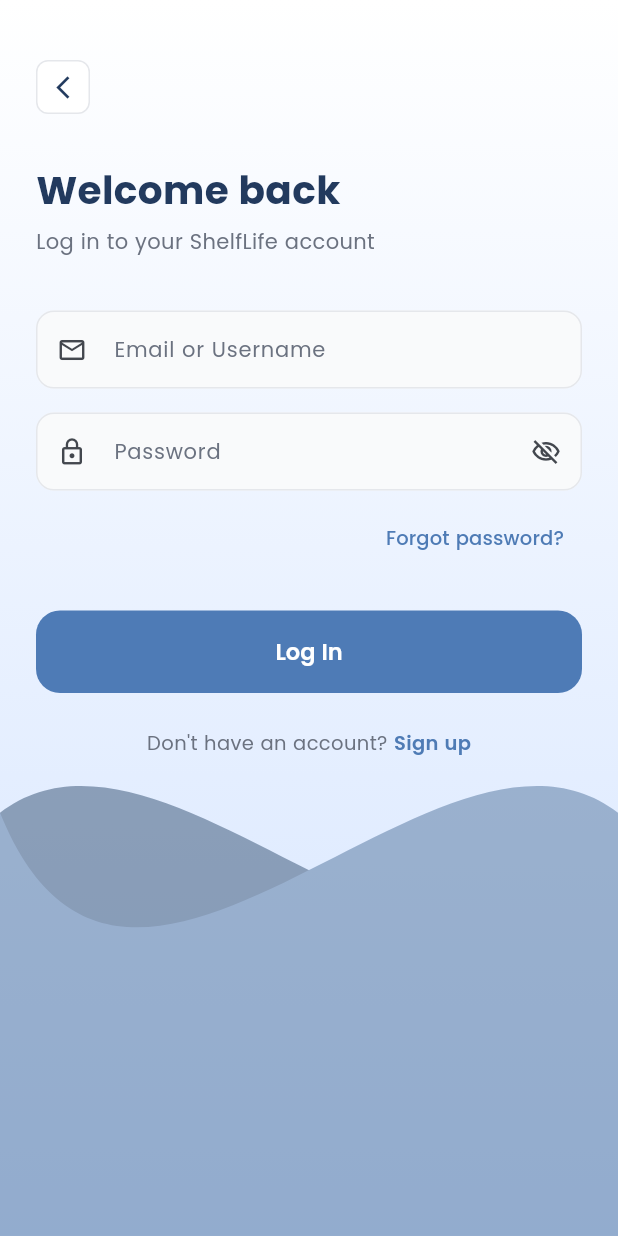
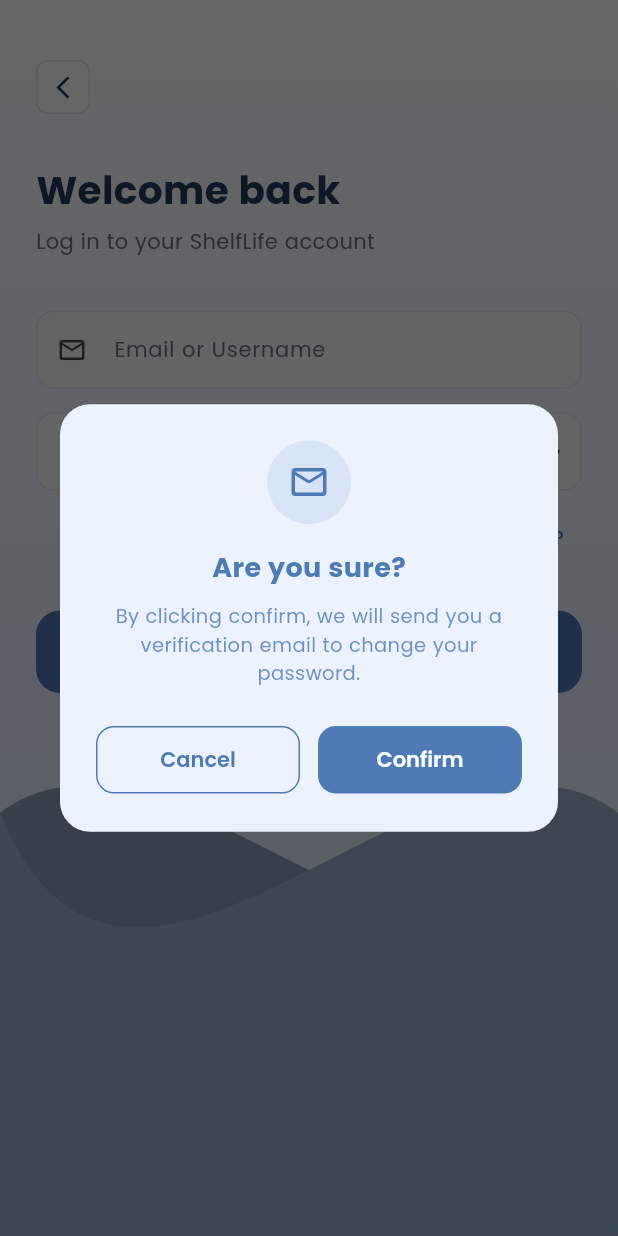
Before and after one commit to Rianne-Magtuba/ShelfLife_FrontEnd, a Flutter app: the LoginPage screen opened by its route, after a tap on "Forgot password?", on a phone screen of 412 x 824 dp. Run offline on Flutter 3.47's test engine with Material 3 defaults, Android fonts, the phone set to English and light mode, and no system bars; drawn by our look-alikes of flutter_animate; our stand-ins replace fl_chart, flutter_local_notifications, flutter_riverpod, flutter_secure_storage, flutter_svg, go_router and 5 more; missing offline and left inert: mobile_scanner; accounts and stored records are empty.

Commit message:
feat: barcode scanner, API integration, and bug fixes
Barcode Scanner
- Implemented MobileScanner with modal bottom sheet camera UI
- Added animated scan line and corner bracket overlay
- Added success overlay on successful scan
- Added flashlight toggle and close controls
- Integrated Open Food Facts API for product name lookup from barcode
- Fixed controller lifecycle (fresh controller per session, proper dispose)
- Fixed onDetect not firing by removing premature controller.start() call
- Fixed _hasScanned state sync between parent and sheet via setSheetState
- Fixed Navigator.pop() targeting wrong context

API & Auth Integration
-Added models, services in front-end for api integration
- Wired LoginPage and RegisterPage to AuthService (real Cloud Run backend)
- Fixed LoginResponse.fromJson to read 'sub' claim as userId from JWT
- Added error message UI on login/register failure
- Added forgot password confirmation dialog with cancel/confirm actions
- Verified registration flow returns 200 from logs

```diff
--- a/lib/data/models/auth_models.dart
+++ b/lib/data/models/auth_models.dart
@@ -35,7 +35,7 @@
   factory LoginResponse.fromJson(Map<String, dynamic> json) {
     return LoginResponse(
       token:    _str(json, ['token',    'Token']),
-      userId:   _str(json, ['userId',   'UserId',   'id', 'Id']),
+      userId:   _str(json, ['sub',      'userId',   'UserId',   'id', 'Id']), // ← add 'sub' first
       username: _str(json, ['username', 'Username']),
       email:    _str(json, ['email',    'Email']),
     );
--- a/lib/data/services/auth_service.dart
+++ b/lib/data/services/auth_service.dart
@@ -1,4 +1,5 @@
 import 'dart:convert';
+import 'package:flutter/cupertino.dart';
 import 'package:flutter_secure_storage/flutter_secure_storage.dart';
 import '../models/auth_models.dart';
 import 'api_client.dart';
@@ -106,8 +107,12 @@
       requiresAuth: false,
     );
 
+    // ADD THESE — tells you exactly what the backend said
+    debugPrint('[Register] Status: ${response.statusCode}');
+    debugPrint('[Register] Body: ${response.body}');
+
     if (response.statusCode == 200 || response.statusCode == 201) {
-      return; // success
+      return;
     } else if (response.statusCode == 409) {
       throw Exception(ApiClient.parseError(
           response, 'An account with this email already exists.'));
--- a/lib/pages/login_page.dart
+++ b/lib/pages/login_page.dart
@@ -35,7 +35,7 @@
     });
 
     try {
-      final authService = MockAuthService();
+      final authService = AuthService();
       await authService.login(
         LoginRequest(
           email: _emailCtrl.text.trim(),
@@ -60,6 +60,125 @@
     _emailCtrl.dispose();
     _passCtrl.dispose();
     super.dispose();
+  }
+
+  void _showForgotPasswordDialog() {
+    showDialog(
+      context: context,
+      barrierColor: Colors.black.withOpacity(0.6), // darkens background
+      barrierDismissible: true, // disappears when outside is clicked
+      builder: (ctx) => Dialog(
+        backgroundColor: const Color(0xFFECF3FF),
+        shape: RoundedRectangleBorder(
+          borderRadius: BorderRadius.circular(20),
+        ),
+        child: Padding(
+          padding: const EdgeInsets.all(24),
+          child: Column(
+            mainAxisSize: MainAxisSize.min,
+            children: [
+              // Icon
+              Container(
+                width: 56,
+                height: 56,
+                decoration: BoxDecoration(
+                  color: const Color(0xFF4E7BB6).withOpacity(0.12),
+                  shape: BoxShape.circle,
+                ),
+                child: const Icon(
+                  Icons.mail_outline_rounded,
+                  color: Color(0xFF4E7BB6),
+                  size: 28,
+                ),
+              ),
+              const SizedBox(height: 16),
+              // Title
+              Text(
+                'Are you sure?',
+                style: GoogleFonts.poppins(
+                  fontSize: 18,
+                  fontWeight: FontWeight.w700,
+                  color: const Color(0xFF4E7BB6),
+                ),
+              ),
+              const SizedBox(height: 10),
+              // Description
+              Text(
+                'By clicking confirm, we will send you a verification email to change your password.',
+                textAlign: TextAlign.center,
+                style: GoogleFonts.poppins(
+                  fontSize: 13,
+                  color: const Color(0xFF4E7BB6).withOpacity(0.8),
+                  height: 1.5,
+                ),
+              ),
+              const SizedBox(height: 24),
+              // Buttons
+              Row(
+                children: [
+                  // Cancel
+                  Expanded(
+                    child: OutlinedButton(
+                      onPressed: () => Navigator.of(ctx).pop(),
+                      style: OutlinedButton.styleFrom(
+                        side: const BorderSide(color: Color(0xFF4E7BB6)),
+                        shape: RoundedRectangleBorder(
+                          borderRadius: BorderRadius.circular(12),
+                        ),
+                        padding: const EdgeInsets.symmetric(vertical: 12),
+                      ),
+                      child: Text(
+                        'Cancel',
+                        style: GoogleFonts.poppins(
+                          fontSize: 14,
+                          fontWeight: FontWeight.w600,
+                          color: const Color(0xFF4E7BB6),
+                        ),
+                      ),
+                    ),
+                  ),
+                  const SizedBox(width: 12),
+                  // Confirm
+                  Expanded(
+                    child: ElevatedButton(
+                      onPressed: () {
+                        Navigator.of(ctx).pop();
+                        // TODO: call your forgot password API here
+                        ScaffoldMessenger.of(context).showSnackBar(
+                          SnackBar(
+                            content: Text(
+                              'Password reset email sent!',
+                              style: GoogleFonts.poppins(fontSize: 13),
+                            ),
+                            backgroundColor: const Color(0xFF4E7BB6),
+                          ),
+                        );
+                      },
+                      style: ElevatedButton.styleFrom(
+                        backgroundColor: const Color(0xFF4E7BB6),
+                        foregroundColor: Colors.white,
+                        elevation: 0,
+                        shape: RoundedRectangleBorder(
+                          borderRadius: BorderRadius.circular(12),
+                        ),
+                        padding: const EdgeInsets.symmetric(vertical: 12),
+                      ),
+                      child: Text(
+                        'Confirm',
+                        style: GoogleFonts.poppins(
+                          fontSize: 14,
+                          fontWeight: FontWeight.w600,
+                        ),
+                      ),
+                    ),
+                  ),
+                ],
+              ),
+            ],
+          ),
+        ),
+      ),
+    );
   }
 
   @override
@@ -163,14 +282,14 @@
                       Align(
                         alignment: Alignment.centerRight,
                         child: TextButton(
-                          onPressed: () {},
+                          onPressed: _showForgotPasswordDialog,
                           child: Text('Forgot password?',
                               style: GoogleFonts.poppins(
                                   fontSize: 13, color: AppColors.mediumBlue)),
                         ),
                       ),
                       const SizedBox(height: 24),
-                      // Add this just above PrimaryButton(...)
+
                       if (_errorMessage != null) ...[
                         Container(
                           padding: const EdgeInsets.all(12),
--- a/lib/pages/register_page.dart
+++ b/lib/pages/register_page.dart
@@ -88,7 +88,7 @@
     });
 
     try {
-      final authService = MockAuthService();
+      final authService = AuthService();
       await authService.register(
         RegisterRequest(
           username: _usernameCtrl.text.trim(),
```
